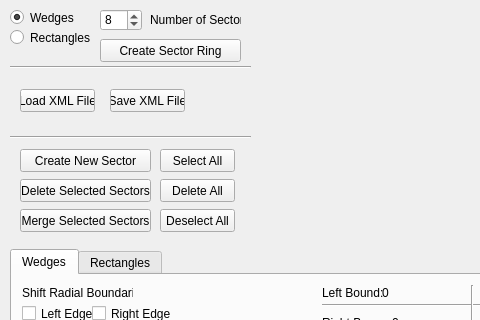
Old version of the form AgentRadar/agentradar.ui in the repository imyself/AgentRadar; both pictures show x 0 to 480 and y 188 to 508 of the 674 by 819 pixel window.
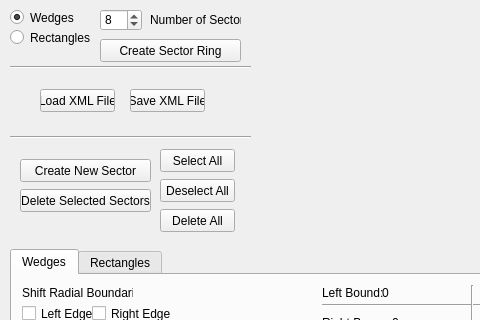
New version of the form. Custom widgets are drawn as their Qt base class.

What changed in the file:
```diff
--- a/AgentRadar/agentradar.ui
+++ b/AgentRadar/agentradar.ui
@@ -863,19 +863,6 @@
      </widget>
     </widget>
    </widget>
-   <widget class="QPushButton" name="pushButton_5">
-    <property name="geometry">
-     <rect>
-      <x>20</x>
-      <y>380</y>
-      <width>131</width>
-      <height>23</height>
-     </rect>
-    </property>
-    <property name="text">
-     <string>Merge Selected Sectors</string>
-    </property>
-   </widget>
    <widget class="QRadioButton" name="radioButton">
     <property name="geometry">
      <rect>
@@ -938,7 +925,7 @@
     <property name="geometry">
      <rect>
       <x>20</x>
-      <y>350</y>
+      <y>360</y>
       <width>131</width>
       <height>23</height>
      </rect>
@@ -951,7 +938,7 @@
     <property name="geometry">
      <rect>
       <x>20</x>
-      <y>320</y>
+      <y>330</y>
       <width>131</width>
       <height>23</height>
      </rect>
@@ -977,7 +964,7 @@
     <property name="geometry">
      <rect>
       <x>160</x>
-      <y>350</y>
+      <y>380</y>
       <width>75</width>
       <height>23</height>
      </rect>
@@ -1029,7 +1016,7 @@
     <property name="geometry">
      <rect>
       <x>160</x>
-      <y>380</y>
+      <y>350</y>
       <width>75</width>
       <height>23</height>
      </rect>
@@ -1096,7 +1083,7 @@
    <widget class="QPushButton" name="pushButton_16">
     <property name="geometry">
      <rect>
-      <x>20</x>
+      <x>40</x>
       <y>260</y>
       <width>75</width>
       <height>23</height>
@@ -1109,7 +1096,7 @@
    <widget class="QPushButton" name="savexmlfile">
     <property name="geometry">
      <rect>
-      <x>110</x>
+      <x>130</x>
       <y>260</y>
       <width>75</width>
       <height>23</height>
```
Left out of the diff: 16 changed lines with no effect on the pictures.
